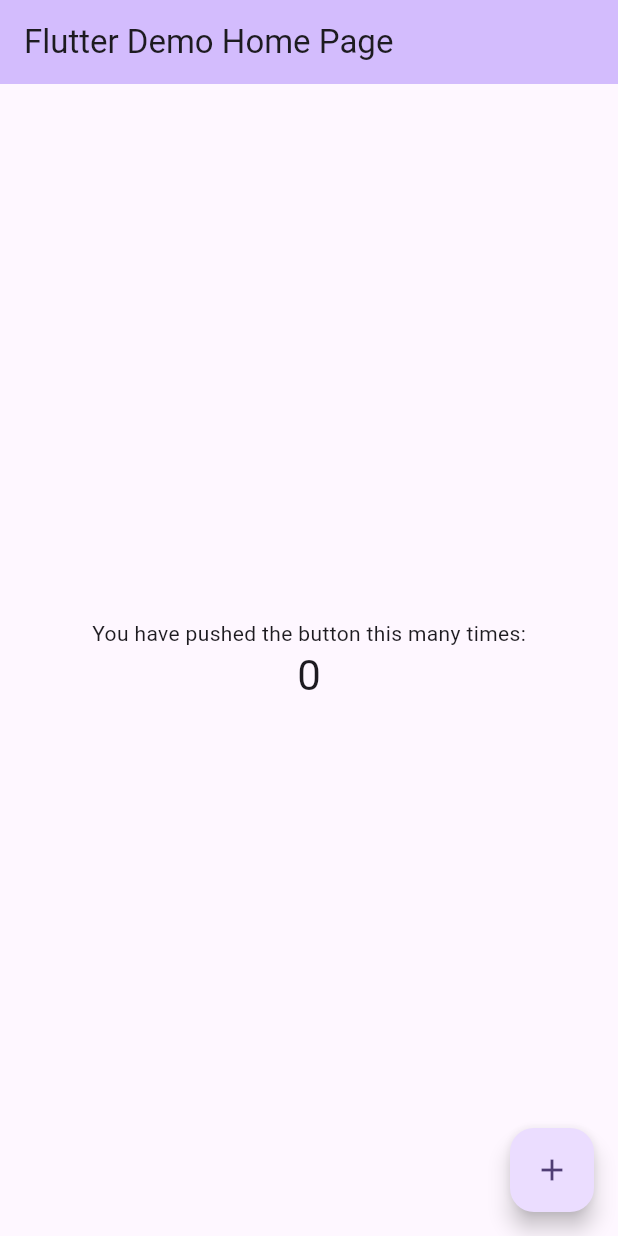
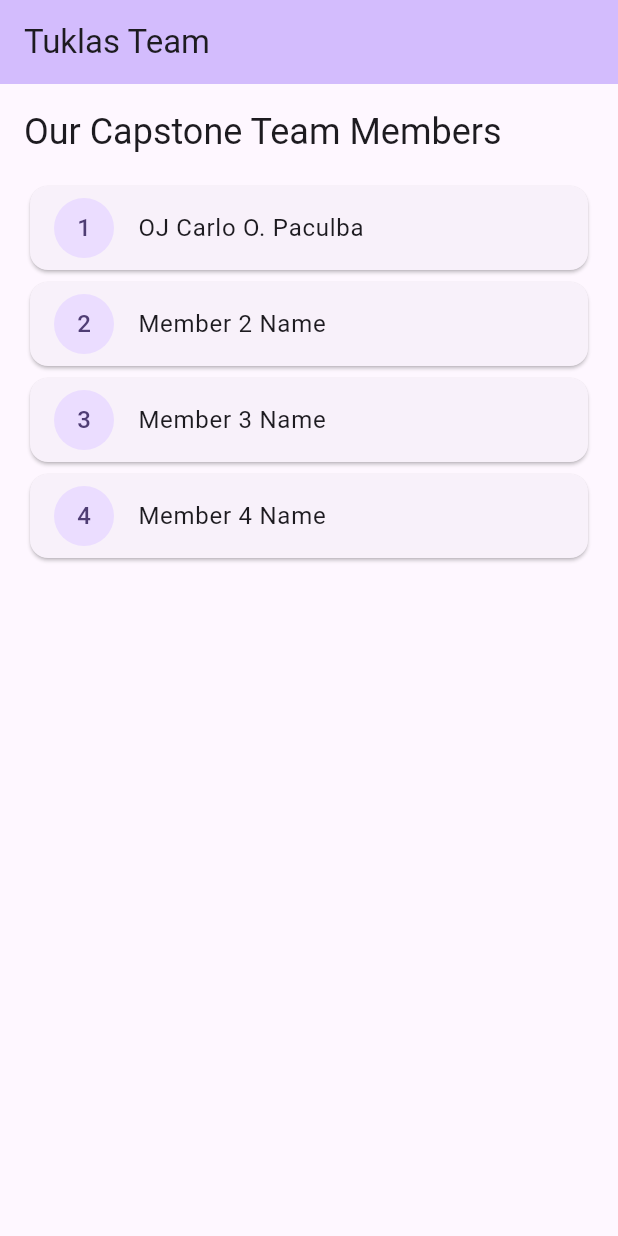
Before and after one commit to AthanasiosZy/Tuklas, a Flutter app: the screen it shows after launch, on a phone screen of 412 x 824 dp. Run offline on Flutter 3.47's test engine with Material 3 defaults, Android fonts, the phone set to English and light mode, and no system bars.

Commit message:
Update main dart file
Rewrote  the whole main dart file and added a name which is my name OJ Carlo O. Paculba

```diff
--- a/lib/main.dart
+++ b/lib/main.dart
@@ -1,4 +1,12 @@
 import 'package:flutter/material.dart';
+
+// EACH MEMBER: replace your placeholder below with your own name.
+const String member1 = 'OJ Carlo O. Paculba';
+const String member2 = 'Member 2 Name';
+const String member3 = 'Member 3 Name';
+const String member4 = 'Member 4 Name';
+
+const List<String> members = [member1, member2, member3, member4];
 
 void main() {
   runApp(const MyApp());
@@ -7,115 +15,49 @@ void main() {
 class MyApp extends StatelessWidget {
   const MyApp({super.key});
 
-  // This widget is the root of your application.
   @override
   Widget build(BuildContext context) {
     return MaterialApp(
-      title: 'Flutter Demo',
+      title: 'Tuklas Team',
       theme: ThemeData(
-        // This is the theme of your application.
-        //
-        // TRY THIS: Try running your application with "flutter run". You'll see
-        // the application has a purple toolbar. Then, without quitting the app,
-        // try changing the seedColor in the colorScheme below to Colors.green
-        // and then invoke "hot reload" (save your changes or press the "hot
-        // reload" button in a Flutter-supported IDE, or press "r" if you used
-        // the command line to start the app).
-        //
-        // Notice that the counter didn't reset back to zero; the application
-        // state is not lost during the reload. To reset the state, use hot
-        // restart instead.
-        //
-        // This works for code too, not just values: Most code changes can be
-        // tested with just a hot reload.
         colorScheme: .fromSeed(seedColor: Colors.deepPurple),
       ),
-      home: const MyHomePage(title: 'Flutter Demo Home Page'),
+      home: const MyHomePage(title: 'Tuklas Team'),
     );
   }
 }
 
-class MyHomePage extends StatefulWidget {
+class MyHomePage extends StatelessWidget {
   const MyHomePage({super.key, required this.title});
-
-  // This widget is the home page of your application. It is stateful, meaning
-  // that it has a State object (defined below) that contains fields that affect
-  // how it looks.
-
-  // This class is the configuration for the state. It holds the values (in this
-  // case the title) provided by the parent (in this case the App widget) and
-  // used by the build method of the State. Fields in a Widget subclass are
-  // always marked "final".
 
   final String title;
 
   @override
-  State<MyHomePage> createState() => _MyHomePageState();
-}
-
-class _MyHomePageState extends State<MyHomePage> {
-  int _counter = 0;
-
-  void _incrementCounter() {
-    setState(() {
-      // This call to setState tells the Flutter framework that something has
-      // changed in this State, which causes it to rerun the build method below
-      // so that the display can reflect the updated values. If we changed
-      // _counter without calling setState(), then the build method would not be
-      // called again, and so nothing would appear to happen.
-      _counter++;
-    });
-  }
-
-  @override
   Widget build(BuildContext context) {
-    // This method is rerun every time setState is called, for instance as done
-    // by the _incrementCounter method above.
-    //
-    // The Flutter framework has been optimized to make rerunning build methods
-    // fast, so that you can just rebuild anything that needs updating rather
-    // than having to individually change instances of widgets.
     return Scaffold(
       appBar: AppBar(
-        // TRY THIS: Try changing the color here to a specific color (to
-        // Colors.amber, perhaps?) and trigger a hot reload to see the AppBar
-        // change color while the other colors stay the same.
         backgroundColor: Theme.of(context).colorScheme.inversePrimary,
-        // Here we take the value from the MyHomePage object that was created by
-        // the App.build method, and use it to set our appbar title.
-        title: Text(widget.title),
+        title: Text(title),
       ),
-      body: Center(
-        // Center is a layout widget. It takes a single child and positions it
-        // in the middle of the parent.
+      body: Padding(
+        padding: const EdgeInsets.all(16),
         child: Column(
-          // Column is also a layout widget. It takes a list of children and
-          // arranges them vertically. By default, it sizes itself to fit its
-          // children horizontally, and tries to be as tall as its parent.
-          //
-          // Column has various properties to control how it sizes itself and
-          // how it positions its children. Here we use mainAxisAlignment to
-          // center the children vertically; the main axis here is the vertical
-          // axis because Columns are vertical (the cross axis would be
-          // horizontal).
-          //
-          // TRY THIS: Invoke "debug painting" (choose the "Toggle Debug Paint"
-          // action in the IDE, or press "p" in the console), to see the
-          // wireframe for each widget.
-          mainAxisAlignment: .center,
+          crossAxisAlignment: .start,
           children: [
-            const Text('You have pushed the button this many times:'),
             Text(
-              '$_counter',
-              style: Theme.of(context).textTheme.headlineMedium,
+              'Our Capstone Team Members',
+              style: Theme.of(context).textTheme.headlineSmall,
             ),
+            const SizedBox(height: 16),
+            for (int i = 0; i < members.length; i++)
+              Card(
+                child: ListTile(
+                  leading: CircleAvatar(child: Text('${i + 1}')),
+                  title: Text(members[i]),
+                ),
+              ),
           ],
         ),
-      ),
-      floatingActionButton: FloatingActionButton(
-        onPressed: _incrementCounter,
-        tooltip: 'Increment',
-        child: const Icon(Icons.add),
       ),
     );
   }
```
